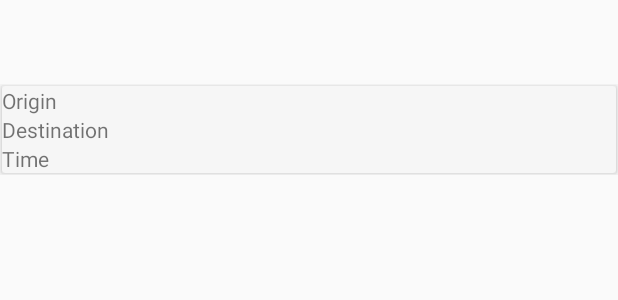
After one commit to melvinperello/places, an Android app: the layout list_item.xml on its own in the app's theme, with its tools: preview values and no code run, on a phone screen of 412 x 824 dp. The commit adds this screen. Shown: the top 300 px of the screen. Run offline under Robolectric (Android 15) with nearby library versions, the phone set to English and light mode, and no system bars.

Commit message:
recycler view and card view

```diff
--- a/app/src/main/java/com/jhmvin/places/PlacesTravelling.java
+++ b/app/src/main/java/com/jhmvin/places/PlacesTravelling.java
@@ -156,7 +156,7 @@ public class PlacesTravelling extends AppCompatActivity {
         tvLongitude.setText(String.valueOf(locationReceivedMessage.getLongitude()));
         tvLatitude.setText(String.valueOf(locationReceivedMessage.getLatitude()));
         tvSpeed.setText(decimalFormat.format(speed) + " m/s");
-        tvAccuracy.setText(decimalFormat.format(accuracy) + " %");
+        tvAccuracy.setText(decimalFormat.format(accuracy) + " Radial Meter");
 
         Calendar lastUpdate = Calendar.getInstance();
         lastUpdate.setTimeInMillis(locationReceivedMessage.getTime());
--- /dev/null
+++ b/app/src/main/res/layout/list_item.xml
@@ -0,0 +1,44 @@
+<?xml version="1.0" encoding="utf-8"?>
+<LinearLayout xmlns:android="http://schemas.android.com/apk/res/android"
+    android:layout_width="match_parent"
+    android:layout_height="wrap_content"
+    android:orientation="vertical">
+
+    <android.support.v7.widget.CardView xmlns:card_view="http://schemas.android.com/apk/res-auto"
+        android:layout_width="match_parent"
+        android:layout_height="wrap_content"
+        android:layout_margin="1dp"
+        card_view:cardBackgroundColor="#f6f6f6"
+        card_view:cardCornerRadius="2dp"
+        card_view:cardElevation="3dp"
+        card_view:cardUseCompatPadding="false">
+
+        <LinearLayout
+            android:layout_width="match_parent"
+            android:layout_height="wrap_content"
+            android:orientation="vertical">
+
+            <TextView
+                android:id="@+id/tvOrigin"
+                android:layout_width="match_parent"
+                android:layout_height="wrap_content"
+                android:text="Origin" />
+
+            <TextView
+                android:id="@+id/tvDestination"
+                android:layout_width="match_parent"
+                android:layout_height="wrap_content"
+                android:text="Destination" />
+
+            <TextView
+                android:id="@+id/tvTime"
+                android:layout_width="match_parent"
+                android:layout_height="wrap_content"
+                android:text="Time" />
+
+        </LinearLayout>
+
+    </android.support.v7.widget.CardView>
+
+
+</LinearLayout>
```
Also changed, not shown: app/build.gradle (+9 -4 lines), app/src/main/java/com/jhmvin/places/PlacesView.java (+42 -20 lines), app/src/main/java/com/jhmvin/places/domain/TravelStreamListData.java (added, +33 -0 lines), app/src/main/java/com/jhmvin/places/domain/TravelStreamListDataAdapter.java (added, +70 -0 lines), app/src/main/res/layout/activity_places_view.xml (+10 -4 lines).
